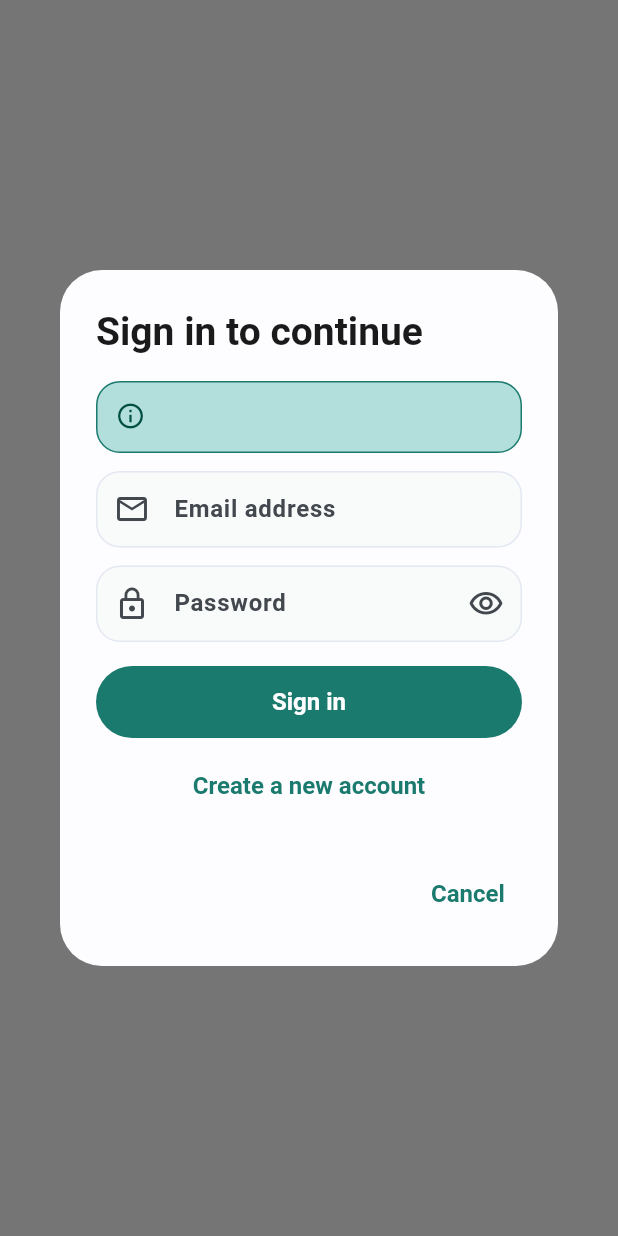
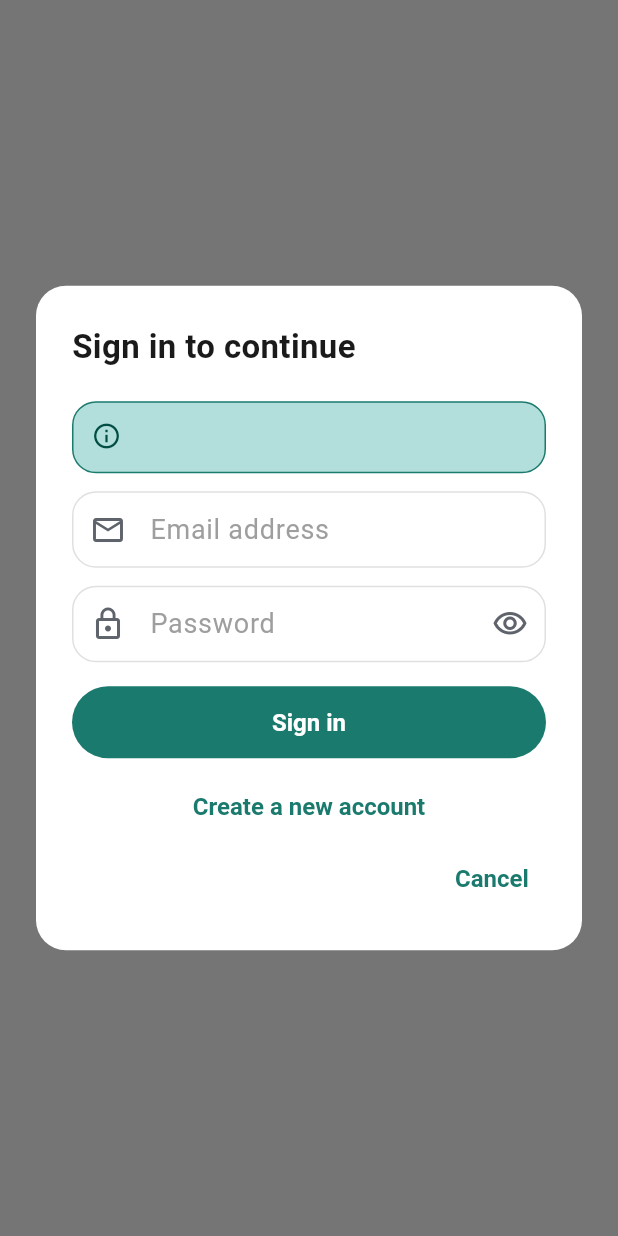
Before and after one commit to arsema16/sync_accessibility, a Flutter app: what showAuthPrompt() shows on an empty page, opened directly with empty values, on a phone screen of 412 x 824 dp. Run offline on Flutter 3.47's test engine with Material 3 defaults, Android fonts, the phone set to English and light mode, and no system bars; our stand-ins replace equatable, flutter_riverpod, flutter_tts, go_router, shared_preferences, speech_to_text and 1 more; accounts and stored records are empty.

Commit message:
fix: input visibility, dialog overflow, auth redirect for returning users
- fix(theme): restore hint/label styles to scheme.onSurfaceVariant so
  they adapt across all four theme variants (light, dark, high contrast)
- fix(theme): add dialogTheme with white background and dark text so
  AlertDialog fields are always readable in light mode
- fix(auth): input text, hint, label, icon colors hardcoded dark on white
  fill in auth_form.dart — visible regardless of dialog background
- fix(auth): add cursorColor so cursor is visible in auth fields
- fix(auth): replace AlertDialog with constrained Dialog + SingleChildScrollView
  capped at 75% screen height — fixes keyboard overflow
- fix(inputs): question_screen TextFields use theme.colorScheme.onSurface
  for text color — adapts correctly in high contrast mode
- fix(inputs): jobs search bar text color uses Theme.of(context).colorScheme
  .onSurface instead of hardcoded value
- fix(router): add redirect in GoRouter — signed-in users on any onboarding
  path are redirected to /jobs on app launch, skipping re-onboarding
- fix(main): build router with ProviderContainer so redirect can read
  auth state synchronously; use UncontrolledProviderScope

```diff
--- a/lib/features/jobs/jobs_screen.dart
+++ b/lib/features/jobs/jobs_screen.dart
@@ -688,9 +688,11 @@ class _JobsScreenState extends ConsumerState<JobsScreen> {
         focusNode: _searchFocusNode,
         onChanged: (value) => setState(() => _query = value),
         textInputAction: TextInputAction.search,
+        style: TextStyle(color: Theme.of(context).colorScheme.onSurface),
         decoration: InputDecoration(
           hintText: AppStrings.jobsSearchHint,
-          prefixIcon: const Icon(Icons.search),
+          hintStyle: const TextStyle(color: Color(0xFF9E9E9E)),
+          prefixIcon: const Icon(Icons.search, color: Color(0xFF9E9E9E)),
           // Clear button, only while there is text to clear.
           suffixIcon: _query.isEmpty
               ? null
--- a/lib/shared/widgets/auth_form.dart
+++ b/lib/shared/widgets/auth_form.dart
@@ -185,6 +185,11 @@ class _AuthFormState extends ConsumerState<AuthForm> {
     final theme = Theme.of(context);
     final submitLabel = widget.submitLabel ??
         (_signUp ? AppStrings.createAccountAction : AppStrings.signInAction);
+    // Input text and icon colors — always dark on white fill regardless of
+    // theme mode (auth form always uses white fill).
+    const Color inputText = Color(0xFF1A1A1A);
+    const Color inputHint = Color(0xFF9E9E9E);
+    const Color inputIcon = Color(0xFF5F636B);
 
     return Form(
       key: _formKey,
@@ -208,26 +213,35 @@ class _AuthFormState extends ConsumerState<AuthForm> {
             textInputAction: TextInputAction.next,
             autofillHints: const <String>[AutofillHints.email],
             autocorrect: false,
+            style: const TextStyle(color: inputText),
+            cursorColor: AppColors.primary,
             decoration: InputDecoration(
               labelText: AppStrings.emailLabel,
               hintText: AppStrings.authEmailHint,
-              prefixIcon: const Icon(Icons.email_outlined),
+              labelStyle: const TextStyle(color: inputHint),
+              hintStyle: const TextStyle(color: inputHint),
+              prefixIcon: const Icon(Icons.email_outlined, color: inputIcon),
               filled: true,
-              fillColor: AppColors.pageGradientEnd,
+              fillColor: Colors.white,
               border: OutlineInputBorder(
                 borderRadius: BorderRadius.circular(16),
-                borderSide: const BorderSide(color: AppColors.cardBorder),
+                borderSide: const BorderSide(color: Color(0xFFE0E0E0)),
               ),
               enabledBorder: OutlineInputBorder(
                 borderRadius: BorderRadius.circular(16),
-                borderSide: const BorderSide(color: AppColors.cardBorder),
+                borderSide: const BorderSide(color: Color(0xFFE0E0E0)),
               ),
               focusedBorder: OutlineInputBorder(
                 borderRadius: BorderRadius.circular(16),
-                borderSide: const BorderSide(
-                  color: AppColors.primary,
-                  width: 2,
+                borderSide: const BorderSide(color: AppColors.primary, width: 2),
               ),
+              errorBorder: OutlineInputBorder(
+                borderRadius: BorderRadius.circular(16),
+                borderSide: const BorderSide(color: Color(0xFFB3261E)),
+              ),
+              focusedErrorBorder: OutlineInputBorder(
+                borderRadius: BorderRadius.circular(16),
+                borderSide: const BorderSide(color: Color(0xFFB3261E), width: 2),
               ),
             ),
             validator: _validateEmail,
@@ -241,36 +255,47 @@ class _AuthFormState extends ConsumerState<AuthForm> {
                 ? const <String>[AutofillHints.newPassword]
                 : const <String>[AutofillHints.password],
             onFieldSubmitted: (_) => _submit(),
+            style: const TextStyle(color: inputText),
+            cursorColor: AppColors.primary,
             decoration: InputDecoration(
               labelText: AppStrings.passwordLabel,
               hintText: AppStrings.passwordHint,
-              prefixIcon: const Icon(Icons.lock_outline),
+              labelStyle: const TextStyle(color: inputHint),
+              hintStyle: const TextStyle(color: inputHint),
+              prefixIcon: const Icon(Icons.lock_outline, color: inputIcon),
               filled: true,
-              fillColor: AppColors.pageGradientEnd,
+              fillColor: Colors.white,
               border: OutlineInputBorder(
                 borderRadius: BorderRadius.circular(16),
-                borderSide: const BorderSide(color: AppColors.cardBorder),
+                borderSide: const BorderSide(color: Color(0xFFE0E0E0)),
               ),
               enabledBorder: OutlineInputBorder(
                 borderRadius: BorderRadius.circular(16),
-                borderSide: const BorderSide(color: AppColors.cardBorder),
+                borderSide: const BorderSide(color: Color(0xFFE0E0E0)),
               ),
               focusedBorder: OutlineInputBorder(
                 borderRadius: BorderRadius.circular(16),
-                borderSide: const BorderSide(
-                  color: AppColors.primary,
-                  width: 2,
+                borderSide: const BorderSide(color: AppColors.primary, width: 2),
               ),
+              errorBorder: OutlineInputBorder(
+                borderRadius: BorderRadius.circular(16),
+                borderSide: const BorderSide(color: Color(0xFFB3261E)),
+              ),
+              focusedErrorBorder: OutlineInputBorder(
+                borderRadius: BorderRadius.circular(16),
+                borderSide: const BorderSide(color: Color(0xFFB3261E), width: 2),
               ),
               suffixIcon: IconButton(
-                tooltip:
-                    _obscurePassword ? AppStrings.showPassword : AppStrings.hidePassword,
+                tooltip: _obscurePassword
+                    ? AppStrings.showPassword
+                    : AppStrings.hidePassword,
                 onPressed: () =>
                     setState(() => _obscurePassword = !_obscurePassword),
                 icon: Icon(
                   _obscurePassword
                       ? Icons.visibility_outlined
                       : Icons.visibility_off_outlined,
+                  color: inputIcon,
                 ),
               ),
             ),
@@ -376,28 +401,54 @@ Future<bool> showAuthPrompt(
   String? initialEmail,
   String? notice,
 }) async {
-  // Announce the prompt's title when read-aloud is on. The dialog has no
-  // initState of its own, so the title is spoken from here.
   _speakAuthPromptTitle(context);
   final signedIn = await showDialog<bool>(
     context: context,
-    builder: (dialogContext) => AlertDialog(
-      title: const Text(AppStrings.authPromptTitle),
-      content: SizedBox(
-        width: 360,
-        child: AuthForm(
+    useRootNavigator: true,
+    builder: (dialogContext) {
+      return Dialog(
+        insetPadding: const EdgeInsets.symmetric(horizontal: 24, vertical: 40),
+        shape: const RoundedRectangleBorder(
+          borderRadius: BorderRadius.all(Radius.circular(20)),
+        ),
+        backgroundColor: Colors.white,
+        child: ConstrainedBox(
+          constraints: BoxConstraints(
+            maxHeight: MediaQuery.of(dialogContext).size.height * 0.75,
+          ),
+          child: SingleChildScrollView(
+            padding: const EdgeInsets.all(24),
+            child: Column(
+              mainAxisSize: MainAxisSize.min,
+              crossAxisAlignment: CrossAxisAlignment.stretch,
+              children: [
+                const Text(
+                  AppStrings.authPromptTitle,
+                  style: TextStyle(
+                    fontSize: 22,
+                    fontWeight: FontWeight.bold,
+                    color: Color(0xFF1A1A1A),
+                  ),
+                ),
+                const SizedBox(height: 20),
+                AuthForm(
                   initialEmail: initialEmail,
                   notice: notice,
                   onCompleted: (_) => Navigator.of(dialogContext).pop(true),
                 ),
-      ),
-      actions: <Widget>[
-        TextButton(
+                Align(
+                  alignment: Alignment.centerRight,
+                  child: TextButton(
                     onPressed: () => Navigator.of(dialogContext).pop(false),
                     child: const Text(AppStrings.cancel),
                   ),
+                ),
               ],
             ),
+          ),
+        ),
+      );
+    },
   );
   return signedIn ?? false;
 }
--- a/lib/shared/widgets/question_screen.dart
+++ b/lib/shared/widgets/question_screen.dart
@@ -530,6 +530,7 @@ class _QuestionScreenState extends ConsumerState<QuestionScreen> {
           focusNode: _focusNode,
           keyboardType: _step.keyboardType ?? TextInputType.text,
           textInputAction: TextInputAction.next,
+          style: TextStyle(color: theme.colorScheme.onSurface),
           decoration: InputDecoration(
             labelText: title,
             hintText: hint,
@@ -642,6 +643,7 @@ class _QuestionScreenState extends ConsumerState<QuestionScreen> {
             textInputAction: TextInputAction.next,
             minLines: 1,
             maxLines: 3,
+            style: TextStyle(color: theme.colorScheme.onSurface),
             decoration: InputDecoration(
               labelText: title,
               hintText: hint,
```
Also changed, not shown: lib/core/router/app_router.dart (+31 -1 lines), lib/core/theme/app_theme.dart (+12 -0 lines), lib/main.dart (+14 -7 lines). Lines whose indentation alone changed are shown as unchanged.
